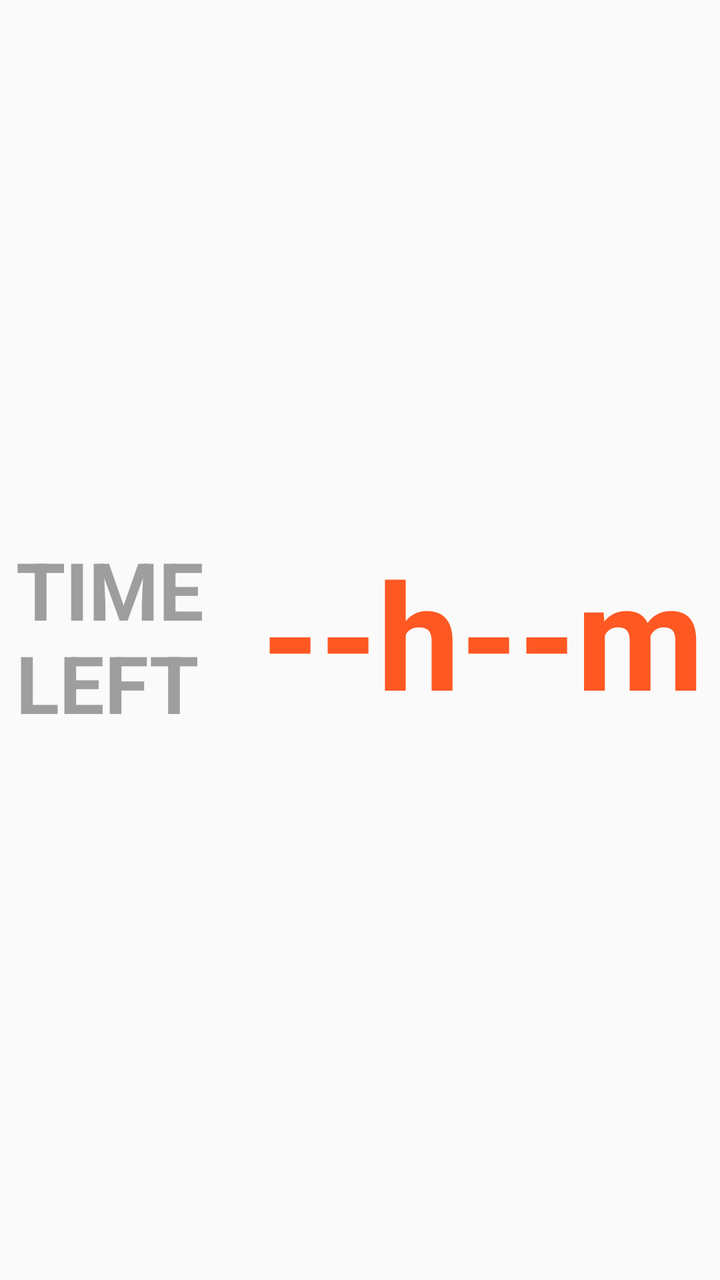
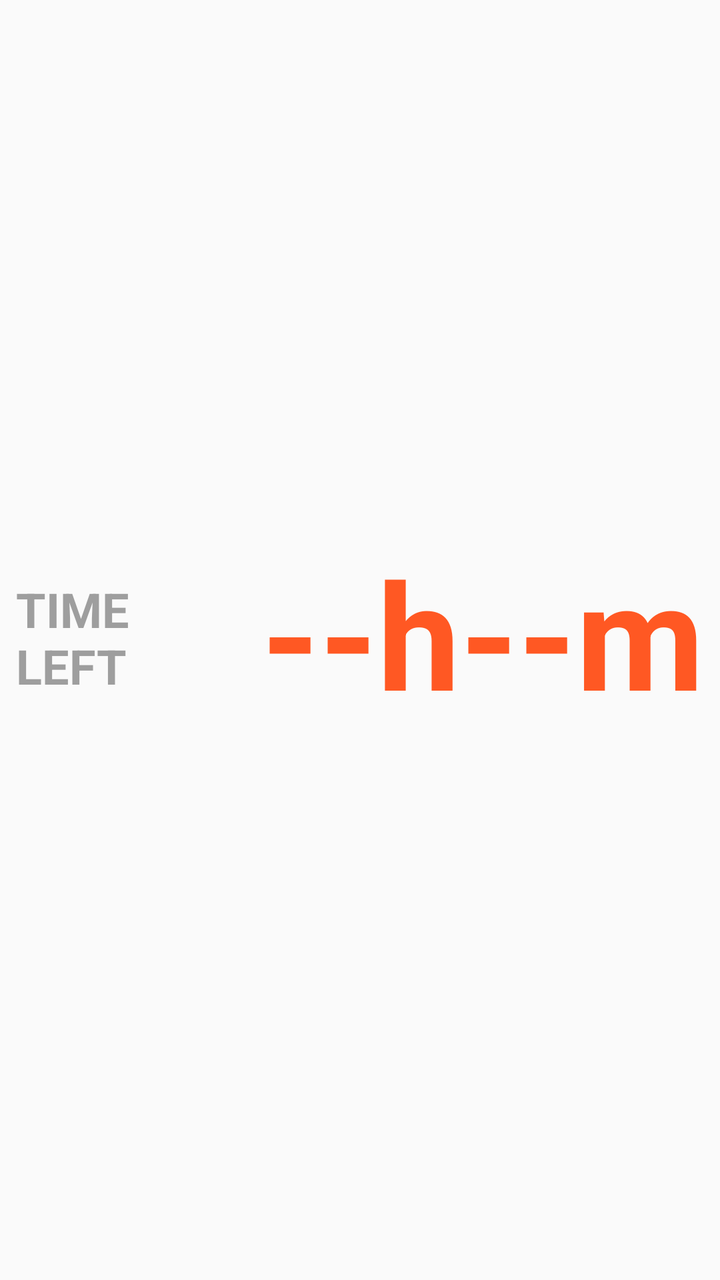

Two renders of the same Android screen: before a commit and after it. Below are the layout's source before the change and the commit's diff.
<!-- AndroidManifest.xml: application theme Theme.AppCompat.DayNight.NoActionBar -->
<!-- res/layout/view_eta_remaining.xml -->
<?xml version="1.0" encoding="utf-8"?>
<LinearLayout xmlns:android="http://schemas.android.com/apk/res/android"
    android:id="@+id/root_remaining"
    android:layout_width="match_parent"
    android:layout_height="match_parent"
    android:orientation="horizontal"
    android:gravity="center_vertical"
    android:paddingStart="8dp"
    android:paddingEnd="8dp"
    android:paddingTop="4dp"
    android:paddingBottom="4dp"
    android:background="@android:color/transparent">

    <TextView
        android:id="@+id/tv_remaining_label"
        android:layout_width="0dp"
        android:layout_height="match_parent"
        android:layout_weight="0.34"
        android:gravity="center_vertical|start"
        android:paddingEnd="6dp"
        android:text="TIME\nLEFT"
        android:textStyle="bold"
        android:textColor="#9E9E9E"
        android:textAllCaps="true"
        android:maxLines="2"
        android:includeFontPadding="false"
        android:autoSizeTextType="uniform"
        android:autoSizeMinTextSize="12sp"
        android:autoSizeMaxTextSize="40sp"
        android:autoSizeStepGranularity="1sp" />

    <TextView
        android:id="@+id/tv_remaining_value"
        android:layout_width="0dp"
        android:layout_height="match_parent"
        android:layout_weight="0.66"
        android:gravity="center_vertical|end"
        android:text="--h--m"
        android:textStyle="bold"
        android:textColor="#FF5823"
        android:maxLines="1"
        android:includeFontPadding="false"
        android:autoSizeTextType="uniform"
        android:autoSizeMinTextSize="16sp"
        android:autoSizeMaxTextSize="110sp"
        android:autoSizeStepGranularity="2sp" />

</LinearLayout>
<!-- resources referenced by this layout -->
<resources>

</resources>

<!-- the commit's change to res/layout/view_eta_remaining.xml (unified diff, before → after) -->
@@ -26,7 +26,7 @@
         android:includeFontPadding="false"
         android:autoSizeTextType="uniform"
         android:autoSizeMinTextSize="12sp"
-        android:autoSizeMaxTextSize="40sp"
+        android:autoSizeMaxTextSize="24sp"
         android:autoSizeStepGranularity="1sp" />
 
     <TextView
